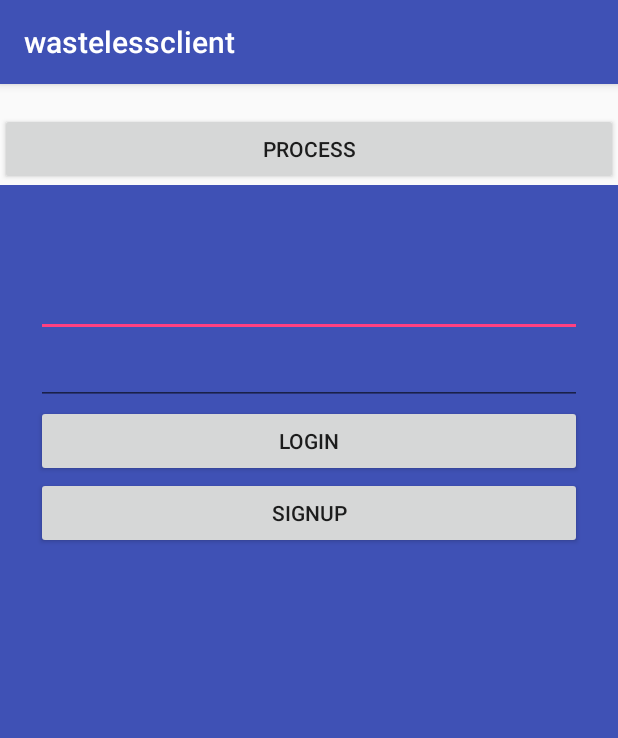
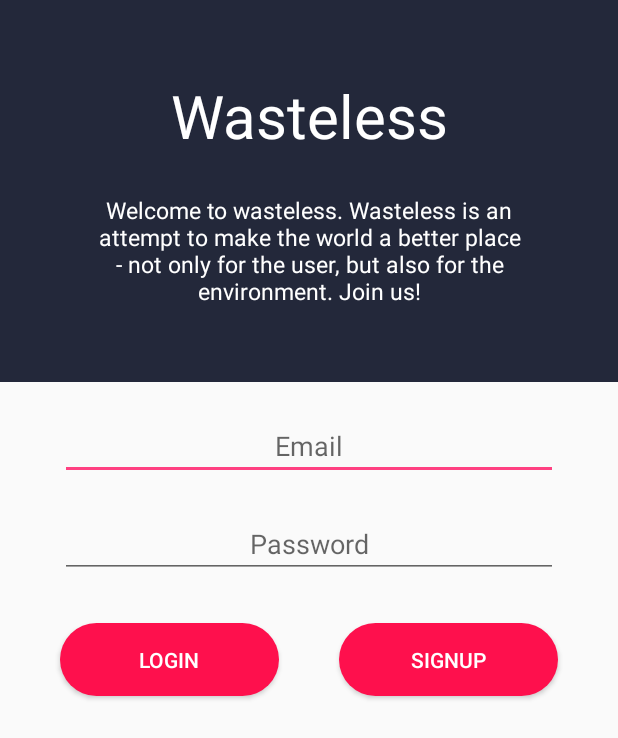
Before and after one commit to RasmusEdvardsen/wastelessapp, an Android app: the screen it shows after launch (MainActivity before the commit, LoginActivity after it), on a phone screen of 412 x 824 dp. Shown: the top 738 px of the screen. Run offline under Robolectric (Android 15) with nearby library versions, the phone set to English and light mode, and no system bars.

Commit message:
login is now activity, redesign, looks nice now.

```diff
--- a/app/src/main/AndroidManifest.xml
+++ b/app/src/main/AndroidManifest.xml
@@ -11,7 +11,8 @@
         android:roundIcon="@mipmap/ic_launcher_round"
         android:supportsRtl="true"
         android:theme="@style/AppTheme">
-        <activity android:name=".activities.MainActivity">
+        <activity android:name=".activities.MainActivity" />
+        <activity android:name=".activities.LoginActivity">
             <intent-filter>
                 <action android:name="android.intent.action.MAIN" />
 
--- /dev/null
+++ b/app/src/main/java/com/example/edvardsen/wastelessclient/activities/LoginActivity.java
@@ -0,0 +1,100 @@
+package com.example.edvardsen.wastelessclient.activities;
+
+import android.content.Intent;
+import android.os.AsyncTask;
+import android.support.v7.app.AppCompatActivity;
+import android.os.Bundle;
+import android.util.Log;
+import android.view.View;
+import android.widget.Button;
+import android.widget.EditText;
+
+import com.example.edvardsen.wastelessclient.R;
+import com.example.edvardsen.wastelessclient.miscellaneous.Constants;
+import com.example.edvardsen.wastelessclient.services.JSONService;
+
+import org.json.JSONObject;
+
+import java.net.HttpURLConnection;
+import java.net.URL;
+
+public class LoginActivity extends AppCompatActivity {
+    EditText email;
+    EditText password;
+    Button login;
+    Button signup;
+
+
+    @Override
+    protected void onCreate(Bundle savedInstanceState) {
+        super.onCreate(savedInstanceState);
+        setContentView(R.layout.activity_login);
+
+        //TODO: NEW CLASS THAT CHECK IF UTIL.GETTOKEN THEN START MAIN ACT INSTEAD OF LOGIN ACT
+
+        email = findViewById(R.id.email);
+        password = findViewById(R.id.password);
+        login = findViewById(R.id.loginButton);
+        signup = findViewById(R.id.signupButton);
+
+        login.setOnClickListener(new View.OnClickListener(){
+
+            @Override
+            public void onClick(View view) {
+                final String emailInput = email.getText().toString();
+                final String passwordInput = password.getText().toString();
+                AsyncTask.execute(new Runnable() {
+                    @Override
+                    public void run() {
+                        try{
+                            // Create URL
+                            URL loginURL = new URL(Constants.baseURL + Constants.loginPath + "/?email=" + emailInput + "&password=" + passwordInput);
+
+                            // Create connection
+                            HttpURLConnection httpURLConnection = (HttpURLConnection) loginURL.openConnection();
+                            Log.i("information", String.valueOf(httpURLConnection.getResponseCode()));
+
+                            if(httpURLConnection.getResponseCode() == 200){
+                                JSONObject jsonObject = JSONService.toJSONObject(httpURLConnection.getInputStream());
+                                Log.i("information", jsonObject.toString());
+                                startActivity(new Intent(getBaseContext(), MainActivity.class));
+                            }
+
+                        }catch (Exception e){
+                            Log.e("information", e.toString());
+                        }
+                    }
+                });
+            }
+        });
+
+        signup.setOnClickListener(new View.OnClickListener() {
+            @Override
+            public void onClick(View view) {
+                final String emailInput = email.getText().toString();
+                final String passwordInput = password.getText().toString();
+                AsyncTask.execute(new Runnable() {
+                    @Override
+                    public void run() {
+                        try{
+                            // Create URL
+                            URL loginURL = new URL(Constants.baseURL + Constants.loginPath + "/?email=" + emailInput + "&password=" + passwordInput);
+
+                            // Create connection
+                            HttpURLConnection httpURLConnection = (HttpURLConnection) loginURL.openConnection();
+                            Log.i("information", String.valueOf(httpURLConnection.getResponseCode()));
+
+                            if(httpURLConnection.getResponseCode() == 200){
+                                JSONObject jsonObject = JSONService.toJSONObject(httpURLConnection.getInputStream());
+                                Log.i("information", jsonObject.toString());
+                            }
+
+                        }catch (Exception e){
+                            Log.e("information", e.toString());
+                        }
+                    }
+                });
+            }
+        });
+    }
+}
--- a/app/src/main/java/com/example/edvardsen/wastelessclient/activities/MainActivity.java
+++ b/app/src/main/java/com/example/edvardsen/wastelessclient/activities/MainActivity.java
@@ -13,7 +13,6 @@ import android.widget.TextView;
 import android.widget.Toast;
 
 import com.example.edvardsen.wastelessclient.R;
-import com.example.edvardsen.wastelessclient.fragments.LoginFragment;
 import com.google.android.gms.vision.Frame;
 import com.google.android.gms.vision.barcode.Barcode;
 import com.google.android.gms.vision.barcode.BarcodeDetector;
@@ -24,14 +23,6 @@ public class MainActivity extends AppCompatActivity {
     protected void onCreate(Bundle savedInstanceState) {
         super.onCreate(savedInstanceState);
         setContentView(R.layout.activity_main);
-
-        // Begin the transaction
-        FragmentTransaction ft = getSupportFragmentManager().beginTransaction();
-        // Replace the contents of the container with the new fragment
-        ft.replace(R.id.actMainLinearLayout, new LoginFragment());
-        // or ft.add(R.id.your_placeholder, new FooFragment());
-        // Complete the changes added above
-        ft.commit();
 
         Button button = findViewById(R.id.button);
         button.setOnClickListener(new View.OnClickListener(){
--- a/app/src/main/java/com/example/edvardsen/wastelessclient/fragments/LoginFragment.java
+++ /dev/null
@@ -1,109 +0,0 @@
-package com.example.edvardsen.wastelessclient.fragments;
-
-import android.os.AsyncTask;
-import android.os.Bundle;
-import android.support.v4.app.Fragment;
-import android.util.Log;
-import android.view.LayoutInflater;
-import android.view.View;
-import android.view.ViewGroup;
-import android.widget.Button;
-import android.widget.EditText;
-import com.example.edvardsen.wastelessclient.R;
-import com.example.edvardsen.wastelessclient.miscellaneous.Constants;
-import com.example.edvardsen.wastelessclient.services.JSONService;
-
-import org.json.JSONArray;
-import org.json.JSONObject;
-
-import java.io.BufferedReader;
-import java.io.InputStreamReader;
-import java.net.HttpURLConnection;
-import java.net.URL;
-
-/**
- * A simple {@link Fragment} subclass.
- */
-public class LoginFragment extends Fragment {
-    EditText email;
-    EditText password;
-    Button login;
-    Button signup;
-
-    public LoginFragment() {
-        // Required empty public constructor
-    }
-
-
-    @Override
-    public View onCreateView(LayoutInflater inflater, ViewGroup container, Bundle savedInstanceState) {
-        return inflater.inflate(R.layout.fragment_login, container, false);
-    }
-
-    public void onViewCreated(View view, Bundle savedInstanceState) {
-        super.onViewCreated(view, savedInstanceState);
-        email = view.findViewById(R.id.email);
-        password = view.findViewById(R.id.password);
-        login = view.findViewById(R.id.loginButton);
-        signup = view.findViewById(R.id.signupButton);
-
-        login.setOnClickListener(new View.OnClickListener(){
-
-            @Override
-            public void onClick(View view) {
-                final String emailInput = email.getText().toString();
-                final String passwordInput = password.getText().toString();
-                AsyncTask.execute(new Runnable() {
-                    @Override
-                    public void run() {
-                        try{
-                            // Create URL
-                            URL loginURL = new URL(Constants.baseURL + Constants.loginPath + "/?email=" + emailInput + "&password=" + passwordInput);
-
-                            // Create connection
-                            HttpURLConnection httpURLConnection = (HttpURLConnection) loginURL.openConnection();
-                            Log.i("information", String.valueOf(httpURLConnection.getResponseCode()));
-
-                            if(httpURLConnection.getResponseCode() == 200){
-                                JSONObject jsonObject = JSONService.toJSONObject(httpURLConnection.getInputStream());
-                                Log.i("information", jsonObject.toString());
-                            }
-
-                        }catch (Exception e){
-                            Log.e("information", e.toString());
-                        }
-                    }
-                });
-            }
-        });
-
-        signup.setOnClickListener(new View.OnClickListener() {
-            @Override
-            public void onClick(View view) {
-                final String emailInput = email.getText().toString();
-                final String passwordInput = password.getText().toString();
-                AsyncTask.execute(new Runnable() {
-                    @Override
-                    public void run() {
-                        try{
-                            // Create URL
-                            URL loginURL = new URL(Constants.baseURL + Constants.loginPath + "/?email=" + emailInput + "&password=" + passwordInput);
-
-                            // Create connection
-                            HttpURLConnection httpURLConnection = (HttpURLConnection) loginURL.openConnection();
-                            Log.i("information", String.valueOf(httpURLConnection.getResponseCode()));
-
-                            if(httpURLConnection.getResponseCode() == 200){
-                                JSONObject jsonObject = JSONService.toJSONObject(httpURLConnection.getInputStream());
-                                Log.i("information", jsonObject.toString());
-                            }
-
-                        }catch (Exception e){
-                            Log.e("information", e.toString());
-                        }
-                    }
-                });
-            }
-        });
-    }
-}
--- /dev/null
+++ b/app/src/main/res/drawable/buttonstylepink.xml
@@ -0,0 +1,6 @@
+<?xml version="1.0" encoding="utf-8"?>
+<shape xmlns:android="http://schemas.android.com/apk/res/android">
+    <solid android:color="@color/colorPink"/>
+    <corners android:radius="25dp"/>
+    <padding android:top="15dp" android:bottom="15dp" android:left="15dp" android:right="15dp"/>
+</shape>
--- /dev/null
+++ b/app/src/main/res/layout/activity_login.xml
@@ -0,0 +1,83 @@
+<?xml version="1.0" encoding="utf-8"?>
+<LinearLayout xmlns:android="http://schemas.android.com/apk/res/android"
+    xmlns:tools="http://schemas.android.com/tools"
+    android:layout_width="match_parent"
+    android:layout_height="match_parent"
+    android:orientation="vertical"
+    tools:context="com.example.edvardsen.wastelessclient.activities.LoginActivity">
+
+    <LinearLayout
+        android:layout_width="match_parent"
+        android:layout_height="wrap_content"
+        android:orientation="vertical"
+        android:padding="50dp"
+        android:background="@color/colorPrimaryDark">
+        <TextView
+            android:layout_width="match_parent"
+            android:layout_height="wrap_content"
+            android:textSize="40sp"
+            android:textColor="#fff"
+            android:text="@string/wasteless"
+            android:textAlignment="center"/>
+        <TextView
+            android:layout_width="match_parent"
+            android:layout_height="wrap_content"
+            android:textSize="15sp"
+            android:textColor="#fff"
+            android:text="@string/loginIntro"
+            android:layout_marginTop="25dp"
+            android:textAlignment="center"/>
+    </LinearLayout>
+    <LinearLayout
+        android:layout_width="match_parent"
+        android:layout_height="wrap_content"
+        android:orientation="vertical">
+        <EditText
+            android:id="@+id/email"
+            android:layout_width="match_parent"
+            android:layout_height="wrap_content"
+            android:ems="10"
+            android:inputType="textEmailAddress"
+            android:hint="@string/email"
+            android:textAlignment="center"
+            android:layout_marginTop="20sp"
+            android:layout_marginHorizontal="40sp"/>
+
+        <EditText
+            android:id="@+id/password"
+            android:layout_width="match_parent"
+            android:layout_height="wrap_content"
+            android:ems="10"
+            android:inputType="textPassword"
+            android:hint="@string/password"
+            android:textAlignment="center"
+            android:layout_marginTop="20sp"
+            android:layout_marginHorizontal="40sp"/>
+
+        <LinearLayout
+            android:layout_width="match_parent"
+            android:layout_height="wrap_content"
+            android:layout_marginHorizontal="20sp"
+            android:layout_marginTop="10sp">
+            <Button
+                android:id="@+id/loginButton"
+                android:background="@drawable/buttonstylepink"
+                android:layout_width="wrap_content"
+                android:layout_height="wrap_content"
+                android:layout_margin="20dp"
+                android:text="@string/Login"
+                android:textColor="#fff"
+                android:layout_weight="1"/>
+
+            <Button
+                android:id="@+id/signupButton"
+                android:background="@drawable/buttonstylepink"
+                android:layout_width="wrap_content"
+                android:layout_height="wrap_content"
+                android:layout_margin="20dp"
+                android:text="@string/signup"
+                android:textColor="#fff"
+                android:layout_weight="1"/>
+        </LinearLayout>
+    </LinearLayout>
+</LinearLayout>
--- a/app/src/main/res/layout/fragment_login.xml
+++ /dev/null
@@ -1,41 +0,0 @@
-<?xml version="1.0" encoding="utf-8"?>
-<LinearLayout xmlns:android="http://schemas.android.com/apk/res/android"
-    android:orientation="vertical"
-    android:layout_width="match_parent"
-    android:layout_height="match_parent"
-    android:paddingTop="56dp"
-    android:paddingLeft="24dp"
-    android:paddingRight="24dp"
-    android:background="@color/colorPrimary">
-
-    <!-- Email Label -->
-
-    <!-- Password Label -->
-
-    <EditText
-        android:id="@+id/email"
-        android:layout_width="match_parent"
-        android:layout_height="wrap_content"
-        android:ems="10"
-        android:inputType="textEmailAddress" />
-
-    <EditText
-        android:id="@+id/password"
-        android:layout_width="match_parent"
-        android:layout_height="wrap_content"
-        android:ems="10"
-        android:inputType="textPassword" />
-
-    <Button
-        android:id="@+id/loginButton"
-        android:layout_width="match_parent"
-        android:layout_height="wrap_content"
-        android:text="Login" />
-
-    <Button
-        android:id="@+id/signupButton"
-        android:layout_width="match_parent"
-        android:layout_height="wrap_content"
-        android:text="Signup" />
-
-</LinearLayout>
--- a/app/src/main/res/values/colors.xml
+++ b/app/src/main/res/values/colors.xml
@@ -1,6 +1,7 @@
 <?xml version="1.0" encoding="utf-8"?>
 <resources>
     <color name="colorPrimary">#3F51B5</color>
-    <color name="colorPrimaryDark">#303F9F</color>
+    <color name="colorPrimaryDark">#23283A</color>
     <color name="colorAccent">#FF4081</color>
+    <color name="colorPink">#FE104D</color>
 </resources>
--- a/app/src/main/res/values/strings.xml
+++ b/app/src/main/res/values/strings.xml
@@ -2,5 +2,10 @@
     <string name="app_name">wastelessclient</string>
 
     <!-- TODO: Remove or change this placeholder text -->
-    <string name="hello_blank_fragment">Hello blank fragment</string>
+    <string name="wasteless">Wasteless</string>
+    <string name="loginIntro">Welcome to wasteless. Wasteless is an attempt to make the world a better place - not only for the user, but also for the environment. Join us!</string>
+    <string name="email">Email</string>
+    <string name="password">Password</string>
+    <string name="Login">Login</string>
+    <string name="signup">Signup</string>
 </resources>
--- a/app/src/main/res/values/styles.xml
+++ b/app/src/main/res/values/styles.xml
@@ -1,7 +1,8 @@
 <resources>
 
     <!-- Base application theme. -->
-    <style name="AppTheme" parent="Theme.AppCompat.Light.DarkActionBar">
+    <!--<style name="AppTheme" parent="Theme.AppCompat.Light.DarkActionBar">-->
+    <style name="AppTheme" parent="Theme.AppCompat.Light.NoActionBar">
         <!-- Customize your theme here. -->
         <item name="colorPrimary">@color/colorPrimary</item>
         <item name="colorPrimaryDark">@color/colorPrimaryDark</item>
```
Also changed, not shown: 6 other files.
